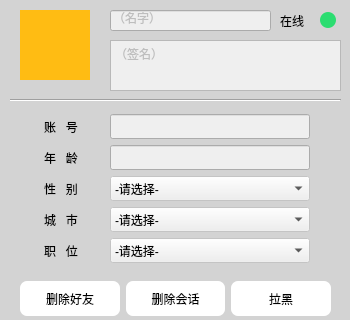
Old version of the form friendshow.ui in the repository OwlChatGroup/chatroom.
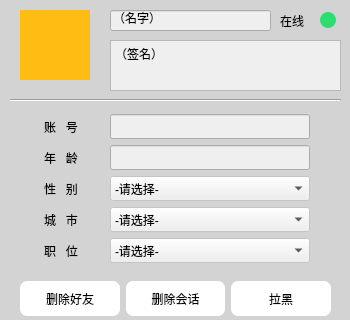
New version of the form.

Patch:
```diff
--- a/friendshow.ui
+++ b/friendshow.ui
@@ -37,6 +37,9 @@
      <height>51</height>
     </rect>
    </property>
+   <property name="styleSheet">
+    <string notr="true">color: rgb(0, 0, 0);</string>
+   </property>
    <property name="html">
     <string>&lt;!DOCTYPE HTML PUBLIC &quot;-//W3C//DTD HTML 4.0//EN&quot; &quot;http://www.w3.org/TR/REC-html40/strict.dtd&quot;&gt;
 &lt;html&gt;&lt;head&gt;&lt;meta name=&quot;qrichtext&quot; content=&quot;1&quot; /&gt;&lt;style type=&quot;text/css&quot;&gt;
@@ -85,6 +88,9 @@
      <height>21</height>
     </rect>
    </property>
+   <property name="styleSheet">
+    <string notr="true">color: rgb(0, 0, 0);</string>
+   </property>
    <property name="text">
     <string>（名字）</string>
    </property>
```
